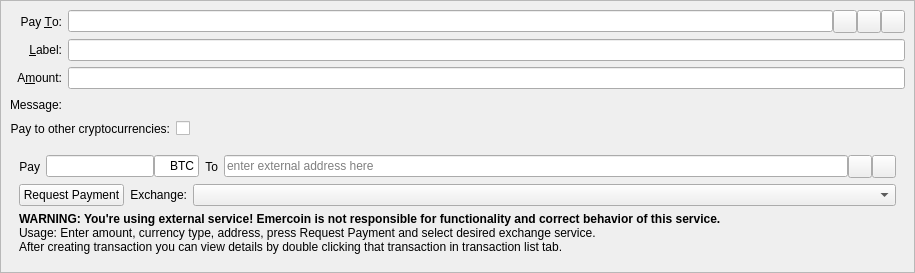
Exgibichi/rt, file src/qt/forms/sendcoinsentry.ui: the form before one commit.
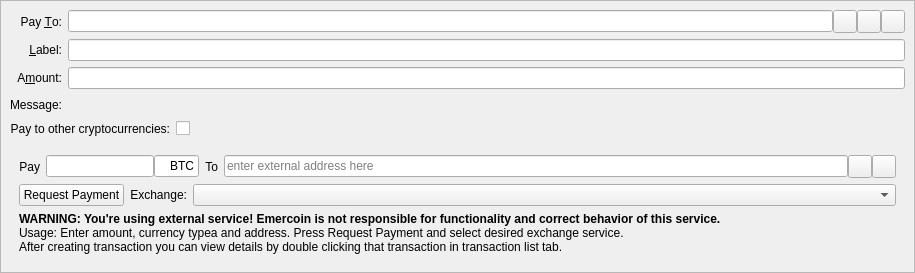
The form after the commit. Icons and pictures are not drawn. Custom widgets are drawn as their Qt base class.

Commit message: qt: add more translations for exchanges

```diff
--- a/src/qt/forms/sendcoinsentry.ui
+++ b/src/qt/forms/sendcoinsentry.ui
@@ -378,7 +378,7 @@
        <item row="2" column="0">
         <widget class="QLabel" name="infoExchLabel">
          <property name="text">
-          <string>&lt;html&gt;&lt;head/&gt;&lt;body&gt;&lt;p&gt;&lt;span style=&quot; font-weight:600;&quot;&gt;WARNING: You're using external service! Emercoin is not responsible for functionality and correct behavior of this service.&lt;/span&gt;&lt;br/&gt;Usage: Enter amount, currency type, address, press Request Payment and select desired exchange service.&lt;br/&gt;After creating transaction you can view details by double clicking that transaction in transaction list tab.&lt;/p&gt;&lt;/body&gt;&lt;/html&gt;</string>
+          <string>&lt;html&gt;&lt;head/&gt;&lt;body&gt;&lt;p&gt;&lt;span style=&quot; font-weight:600;&quot;&gt;WARNING: You're using external service! Emercoin is not responsible for functionality and correct behavior of this service.&lt;/span&gt;&lt;br/&gt;Usage: Enter amount, currency typea and address. Press Request Payment and select desired exchange service.&lt;br/&gt;After creating transaction you can view details by double clicking that transaction in transaction list tab.&lt;/p&gt;&lt;/body&gt;&lt;/html&gt;</string>
          </property>
         </widget>
        </item>
```
Left out of the diff: 3 changed lines with no effect on the pictures. The commit also changes 2 other files.
